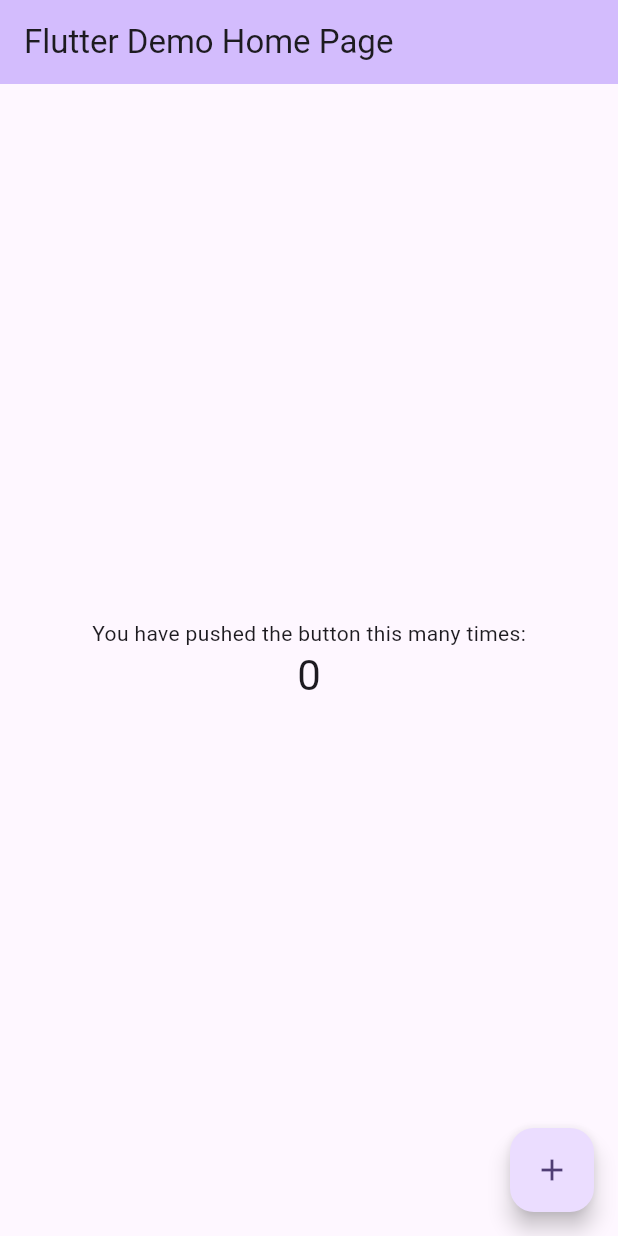
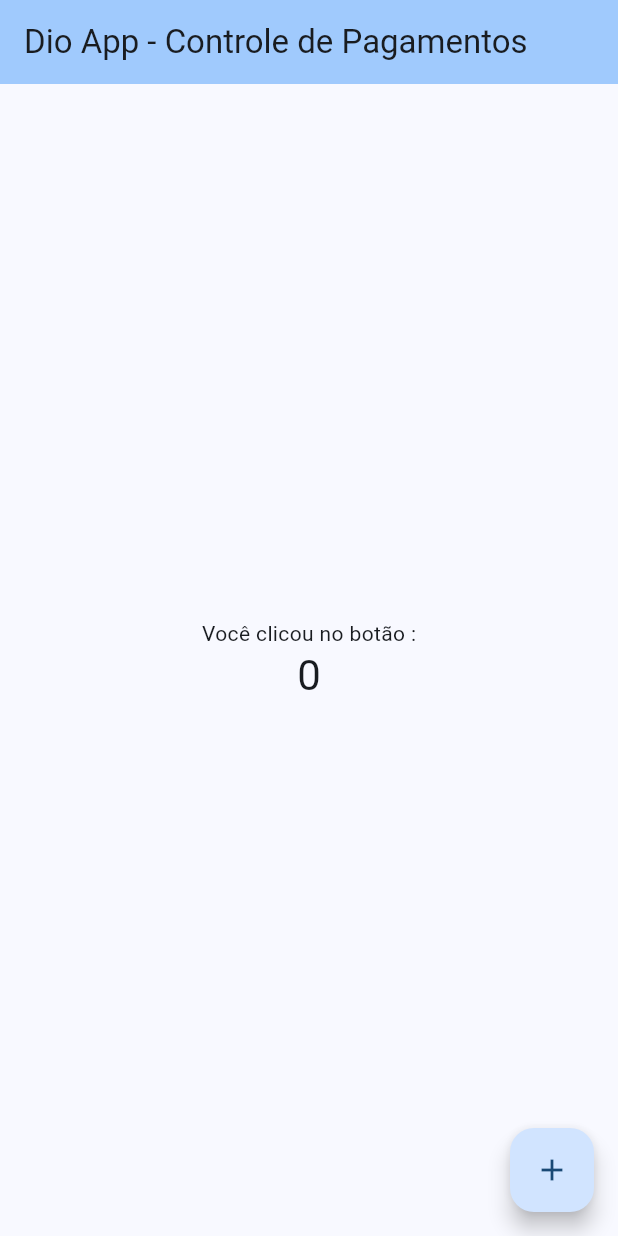
Before and after one commit to eliasantana/dioFlutterApp, a Flutter app: the screen it shows after launch, on a phone screen of 412 x 824 dp. Run offline on Flutter 3.47's test engine with Material 3 defaults, Android fonts, the phone set to English and light mode, and no system bars.

Commit message:
Alterando a cor e o  titulo do projeto

```diff
--- a/dioproject/lib/main.dart
+++ b/dioproject/lib/main.dart
@@ -11,7 +11,7 @@ class MyApp extends StatelessWidget {
   @override
   Widget build(BuildContext context) {
     return MaterialApp(
-      title: 'Flutter Demo',
+      title: 'Dio APP - Exemplo',
       theme: ThemeData(
         // This is the theme of your application.
         //
@@ -28,10 +28,10 @@ class MyApp extends StatelessWidget {
         //
         // This works for code too, not just values: Most code changes can be
         // tested with just a hot reload.
-        colorScheme: ColorScheme.fromSeed(seedColor: Colors.deepPurple),
+        colorScheme: ColorScheme.fromSeed(seedColor: Colors.blue),
         useMaterial3: true,
       ),
-      home: const MyHomePage(title: 'Flutter Demo Home Page'),
+      home: const MyHomePage(title: 'Dio App - Controle de Pagamentos'),
     );
   }
 }
@@ -106,7 +106,7 @@ class _MyHomePageState extends State<MyHomePage> {
           mainAxisAlignment: MainAxisAlignment.center,
           children: <Widget>[
             const Text(
-              'You have pushed the button this many times:',
+              'Você clicou no botão :',
             ),
             Text(
               '$_counter',
```
